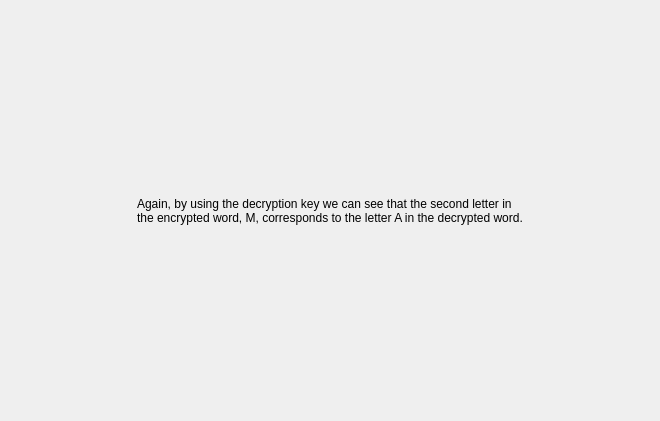
This is MarketSimulation/instructionscreen6.ui in dwattttt/marketsim as Qt 5 draws it before an edit. The edited form follows.
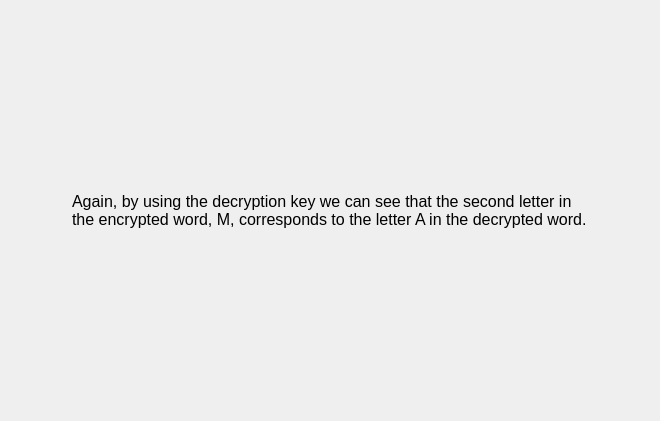
This is the edited form.

```diff
--- a/MarketSimulation/instructionscreen6.ui
+++ b/MarketSimulation/instructionscreen6.ui
@@ -44,6 +44,11 @@
      </item>
      <item>
       <widget class="QLabel" name="label">
+       <property name="font">
+        <font>
+         <pointsize>12</pointsize>
+        </font>
+       </property>
        <property name="text">
         <string>Again, by using the decryption key we can see that the second letter in
 the encrypted word, M, corresponds to the letter A in the decrypted word.</string>
```
